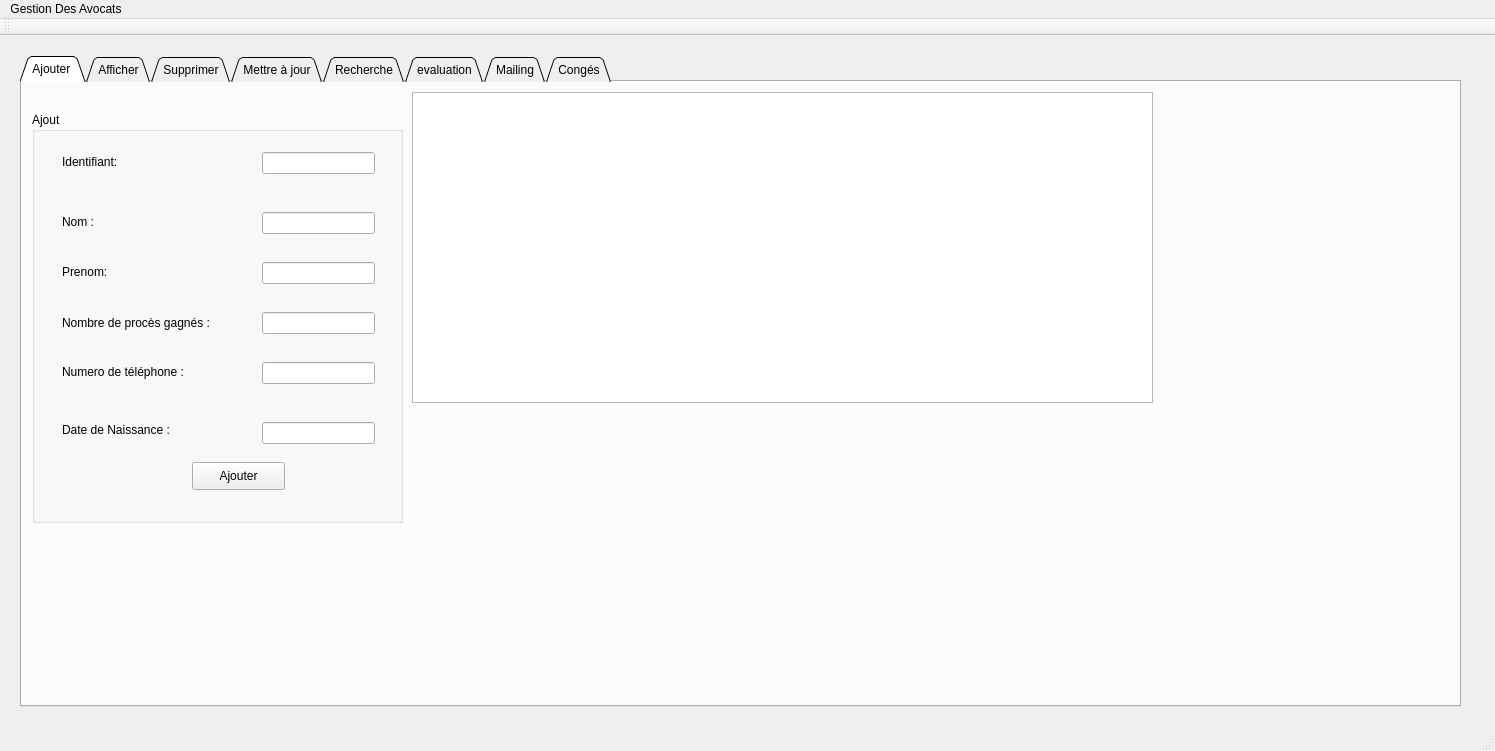
sakerhajji/smart_court_2a32, file Gestion_Avocats - Copie/mainwindow.ui: the form before one commit.
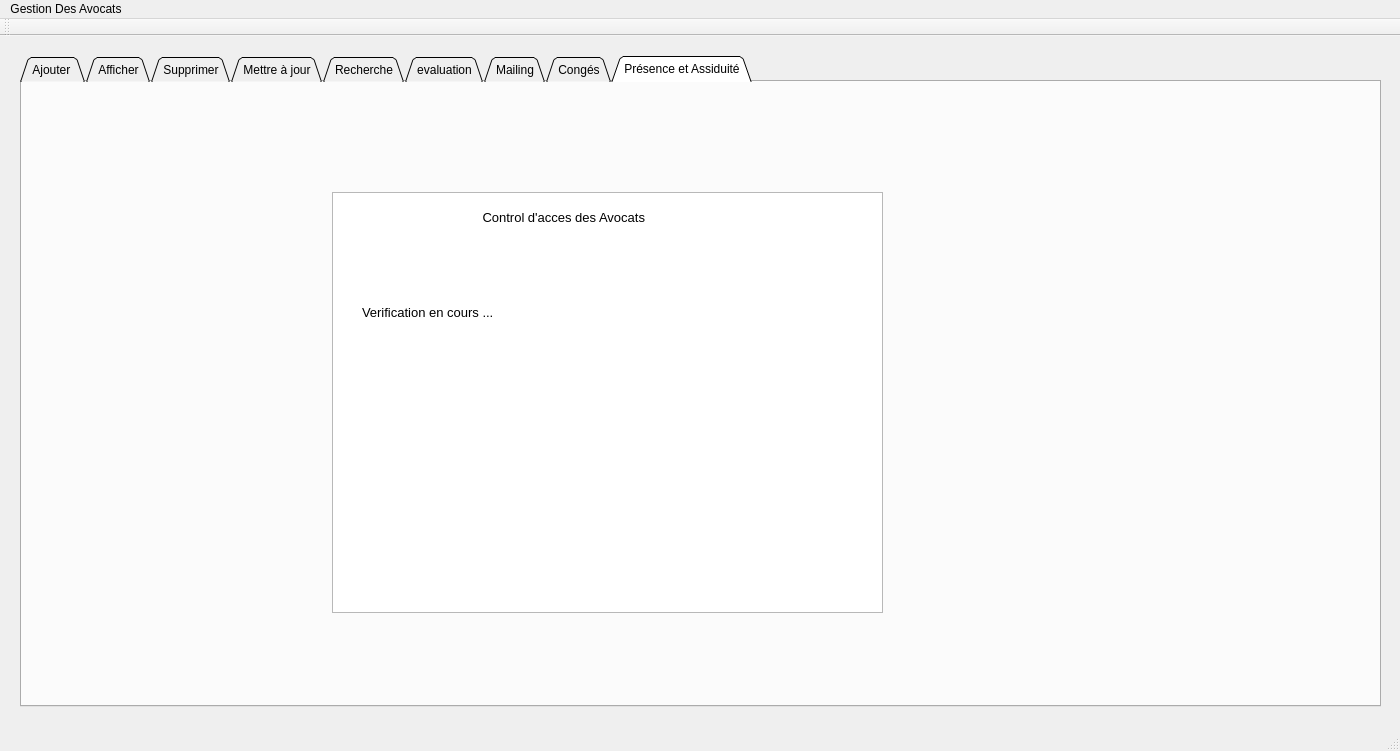
The form after the commit.

Patch:
```diff
--- a/Gestion_Avocats - Copie/mainwindow.ui
+++ b/Gestion_Avocats - Copie/mainwindow.ui
@@ -6,7 +6,7 @@
    <rect>
     <x>0</x>
     <y>0</y>
-    <width>1495</width>
+    <width>1400</width>
     <height>751</height>
    </rect>
   </property>
@@ -19,7 +19,7 @@
      <rect>
       <x>20</x>
       <y>20</y>
-      <width>1441</width>
+      <width>1361</width>
       <height>651</height>
      </rect>
     </property>
@@ -30,7 +30,7 @@
      <enum>QTabWidget::Triangular</enum>
     </property>
     <property name="currentIndex">
-     <number>0</number>
+     <number>8</number>
     </property>
     <widget class="QWidget" name="tab">
      <attribute name="title">
@@ -1001,6 +1001,75 @@
       </property>
      </widget>
     </widget>
+    <widget class="QWidget" name="tab_8">
+     <attribute name="title">
+      <string>Présence et Assiduité</string>
+     </attribute>
+     <widget class="QListView" name="listView">
+      <property name="geometry">
+       <rect>
+        <x>310</x>
+        <y>110</y>
+        <width>551</width>
+        <height>421</height>
+       </rect>
+      </property>
+     </widget>
+     <widget class="QLabel" name="label_21">
+      <property name="geometry">
+       <rect>
+        <x>410</x>
+        <y>120</y>
+        <width>311</width>
+        <height>31</height>
+       </rect>
+      </property>
+      <property name="font">
+       <font>
+        <pointsize>10</pointsize>
+       </font>
+      </property>
+      <property name="text">
+       <string>              Control d'acces des Avocats    </string>
+      </property>
+     </widget>
+     <widget class="QLabel" name="label_access">
+      <property name="geometry">
+       <rect>
+        <x>370</x>
+        <y>290</y>
+        <width>401</width>
+        <height>61</height>
+       </rect>
+      </property>
+      <property name="font">
+       <font>
+        <pointsize>10</pointsize>
+       </font>
+      </property>
+      <property name="text">
+       <string/>
+      </property>
+     </widget>
+     <widget class="QLabel" name="label_22">
+      <property name="geometry">
+       <rect>
+        <x>340</x>
+        <y>220</y>
+        <width>251</width>
+        <height>20</height>
+       </rect>
+      </property>
+      <property name="font">
+       <font>
+        <pointsize>10</pointsize>
+       </font>
+      </property>
+      <property name="text">
+       <string>Verification en cours ...</string>
+      </property>
+     </widget>
+    </widget>
    </widget>
   </widget>
   <widget class="QMenuBar" name="menuBar">
@@ -1008,7 +1077,7 @@
     <rect>
      <x>0</x>
      <y>0</y>
-     <width>1495</width>
+     <width>1400</width>
      <height>26</height>
     </rect>
    </property>
```
Left out of the diff: 10 changed lines with no effect on the pictures.
